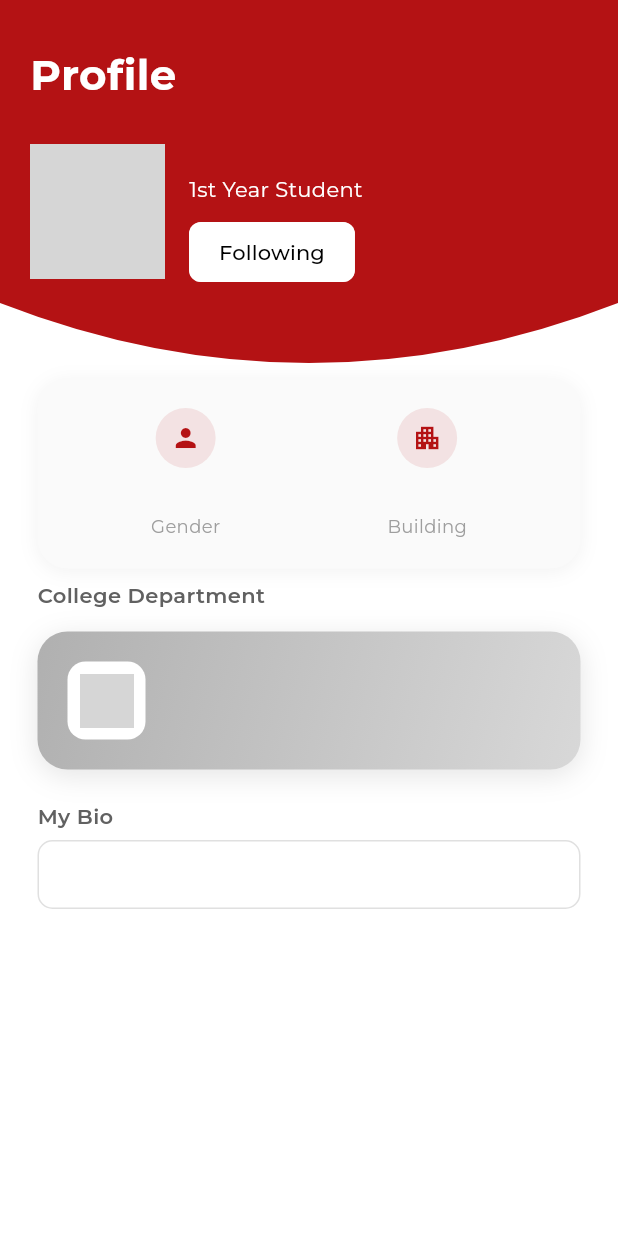
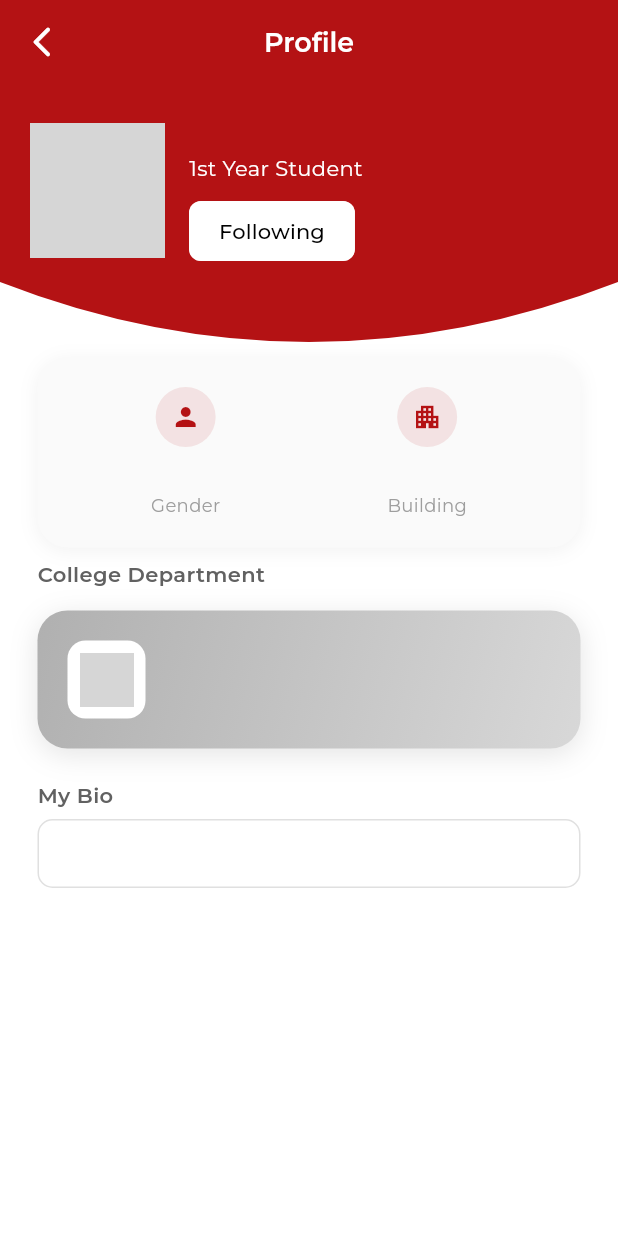
Before and after one commit to partoza/UniMind, a Flutter app: the MessageProfileView screen opened directly with empty values, on a phone screen of 412 x 824 dp. Run offline on Flutter 3.47's test engine with Material 3 defaults, Android fonts, the light colour scheme and no system bars; our stand-ins replace cloud_firestore, dropdown_button2, firebase_auth, firebase_core, flutter_svg, google_fonts and 4 more; missing offline and left inert: mobile_scanner; accounts and stored records are empty; grey boxes are pictures that could not be loaded.

Commit message:
Add back button to message profile view with improved navigation

```diff
--- a/lib/views/chats/message_profile_view.dart
+++ b/lib/views/chats/message_profile_view.dart
@@ -142,6 +142,23 @@ class _MessageProfileViewState extends State<MessageProfileView> {
   Widget build(BuildContext context) {
     return Scaffold(
       backgroundColor: Colors.white,
+      appBar: AppBar(
+        backgroundColor: const Color(0xFFB41214),
+        elevation: 0,
+        leading: IconButton(
+          icon: const Icon(Icons.arrow_back_ios_new_rounded, color: Colors.white),
+          onPressed: () => Navigator.pop(context),
+        ),
+        title: Text(
+          "Profile",
+          style: GoogleFonts.montserrat(
+            fontWeight: FontWeight.w600,
+            fontSize: 18,
+            color: Colors.white,
+          ),
+        ),
+        centerTitle: true,
+      ),
       body: SingleChildScrollView(
         child: Column(
           crossAxisAlignment: CrossAxisAlignment.start,
@@ -152,7 +169,7 @@ class _MessageProfileViewState extends State<MessageProfileView> {
               child: Container(
                 width: double.infinity,
                 padding: const EdgeInsets.only(
-                  top: 30,
+                  top: 20,
                   left: 20,
                   right: 20,
                   bottom: 60,
@@ -205,19 +222,7 @@ class _MessageProfileViewState extends State<MessageProfileView> {
   }
 
   Widget _buildHeaderLoading() {
-    return Column(
-      crossAxisAlignment: CrossAxisAlignment.start,
-      children: [
-        Text(
-          "Profile",
-          style: GoogleFonts.montserrat(
-            fontSize: 28,
-            fontWeight: FontWeight.w700,
-            color: Colors.white,
-          ),
-        ),
-        const SizedBox(height: 20),
-        Row(
+    return Row(
       crossAxisAlignment: CrossAxisAlignment.center,
       children: [
         const CircleAvatar(
@@ -239,25 +244,11 @@ class _MessageProfileViewState extends State<MessageProfileView> {
           ),
         ),
       ],
-        ),
-      ],
     );
   }
 
   Widget _buildHeaderPlaceholder() {
-    return Column(
-      crossAxisAlignment: CrossAxisAlignment.start,
-      children: [
-        Text(
-          "Profile",
-          style: GoogleFonts.montserrat(
-            fontSize: 28,
-            fontWeight: FontWeight.w700,
-            color: Colors.white,
-          ),
-        ),
-        const SizedBox(height: 20),
-        Row(
+    return Row(
       crossAxisAlignment: CrossAxisAlignment.center,
       children: [
         const CircleAvatar(
@@ -290,8 +281,6 @@ class _MessageProfileViewState extends State<MessageProfileView> {
           ),
         ),
       ],
-        ),
-      ],
     );
   }
 
@@ -311,19 +300,7 @@ class _MessageProfileViewState extends State<MessageProfileView> {
       defaultValue: "assets/cce_male.jpg",
     );
 
-    return Column(
-      crossAxisAlignment: CrossAxisAlignment.start,
-      children: [
-        Text(
-          "Profile",
-          style: GoogleFonts.montserrat(
-            fontSize: 28,
-            fontWeight: FontWeight.w700,
-            color: Colors.white,
-          ),
-        ),
-        const SizedBox(height: 20),
-        Row(
+    return Row(
       crossAxisAlignment: CrossAxisAlignment.center,
       children: [
         CircleAvatar(
@@ -356,8 +333,6 @@ class _MessageProfileViewState extends State<MessageProfileView> {
               _buildFollowButton(),
             ],
           ),
-            ),
-          ],
         ),
       ],
     );
```
Lines whose indentation alone changed are shown as unchanged.
